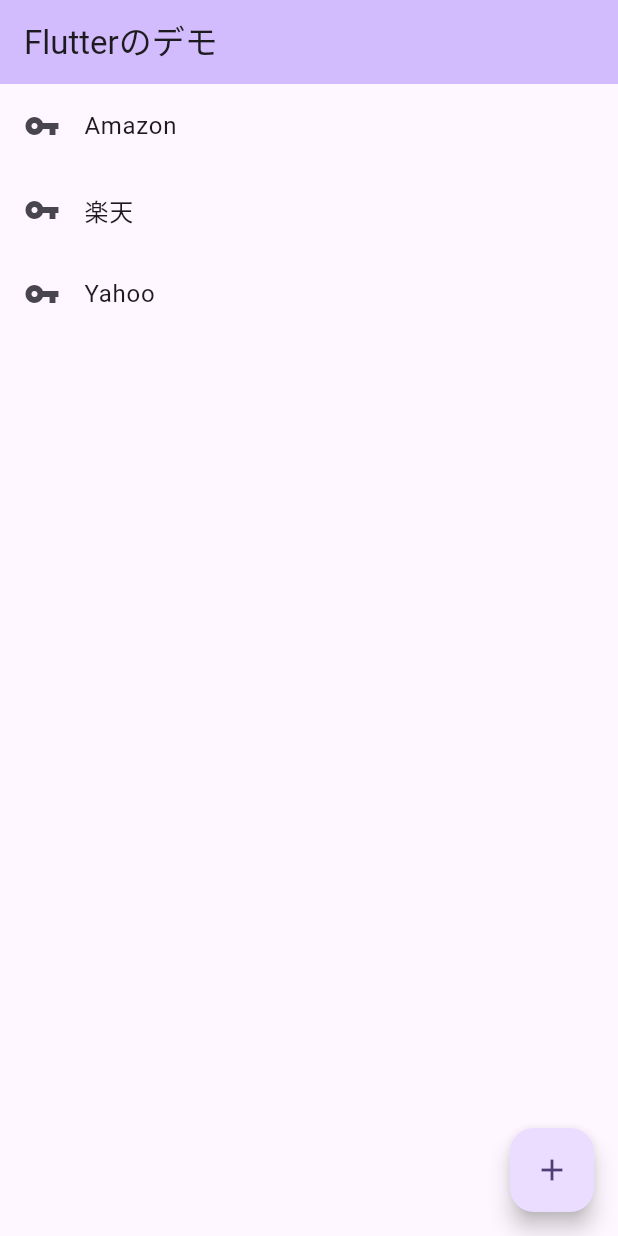
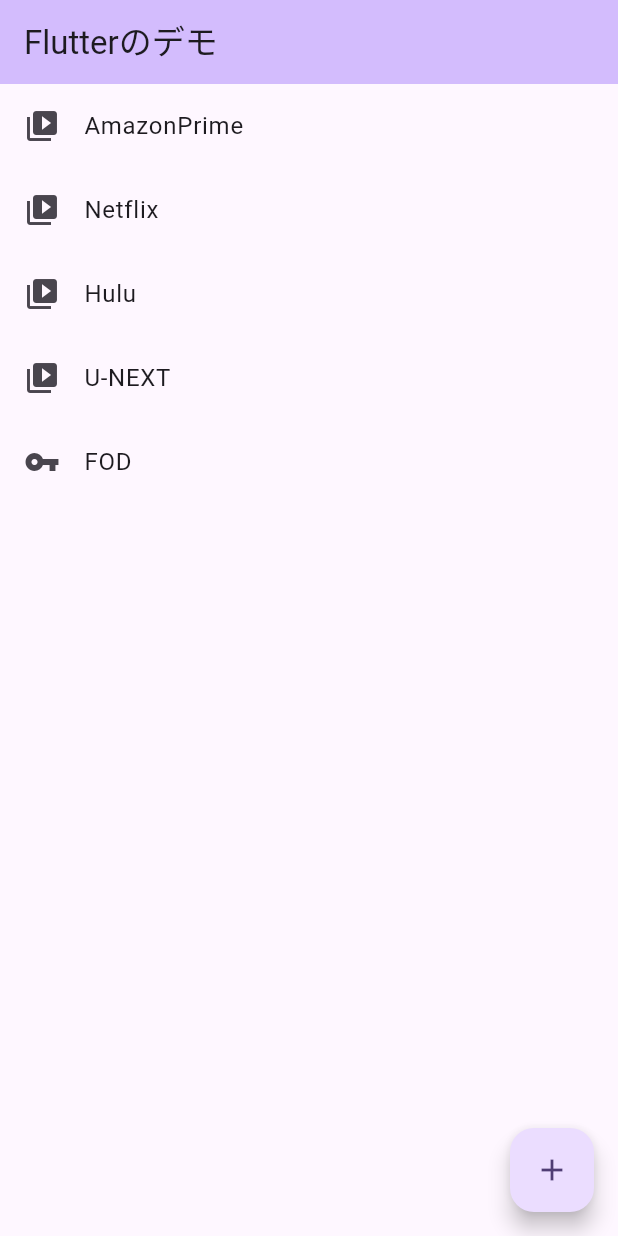
Before and after one commit to Hashimoto-Noriaki/Flutter-demo, a Flutter app: the screen it shows after launch, on a phone screen of 412 x 824 dp. Run offline on Flutter 3.47's test engine with Material 3 defaults, Android fonts, the phone set to English and light mode, and no system bars.

Commit message:
メイン画面の表示変更

```diff
--- a/lib/main.dart
+++ b/lib/main.dart
@@ -51,16 +51,24 @@ class _MyHomePageState extends State<MyHomePage> {
       body: ListView( //ListViewは複数のヴィジェットをスクロール可能な状態で、縦に並べるWidget
         children: [
           ListTile(  //ListTileは1枚のリストができる
-            leading: Icon(Icons.vpn_key),  //leadingは左側に何かを表示したい時
-            title:Text("Amazon"),
+            leading: Icon(Icons.video_collection),  //leadingは左側に何かを表示したい時
+            title:Text("AmazonPrime"),
           ),
           ListTile(
-            leading: Icon(Icons.vpn_key),
-            title:Text("楽天"),
+            leading: Icon(Icons.video_collection),
+            title:Text("Netflix"),
           ) ,
           ListTile(
+            leading: Icon(Icons.video_collection),
+            title:Text("Hulu"),
+          ) ,
+           ListTile(
+            leading: Icon(Icons.video_collection),
+            title:Text("U-NEXT"),
+          ) ,
+           ListTile(
             leading: Icon(Icons.vpn_key),
-            title:Text("Yahoo"),
+            title:Text("FOD"),
           ) ,
         ],
       ),
```
